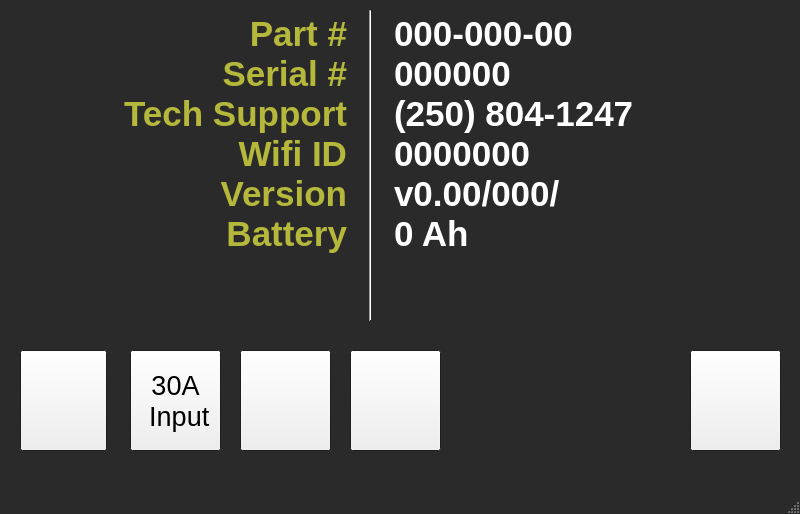
mark-c-paul/pi-gui, file mainwindow.ui: the form before one commit.
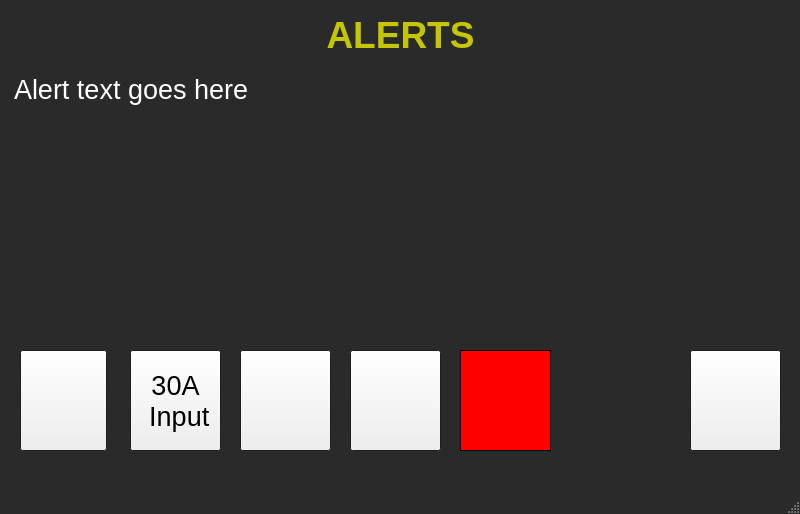
The form after the commit. Icons and pictures are not drawn.

The edit to the form file:
```diff
--- a/mainwindow.ui
+++ b/mainwindow.ui
@@ -367,7 +367,7 @@
      </rect>
     </property>
     <property name="currentIndex">
-     <number>2</number>
+     <number>7</number>
     </property>
     <widget class="QWidget" name="page_1">
      <widget class="QTextEdit" name="timeValue">
@@ -1109,6 +1109,84 @@
      </widget>
     </widget>
     <widget class="QWidget" name="page_6"/>
+    <widget class="QWidget" name="page_7">
+     <widget class="QTextEdit" name="textEdit_3">
+      <property name="enabled">
+       <bool>false</bool>
+      </property>
+      <property name="geometry">
+       <rect>
+        <x>10</x>
+        <y>10</y>
+        <width>781</width>
+        <height>61</height>
+       </rect>
+      </property>
+      <property name="frameShape">
+       <enum>QFrame::NoFrame</enum>
+      </property>
+      <property name="html">
+       <string>&lt;!DOCTYPE HTML PUBLIC &quot;-//W3C//DTD HTML 4.0//EN&quot; &quot;http://www.w3.org/TR/REC-html40/strict.dtd&quot;&gt;
+&lt;html&gt;&lt;head&gt;&lt;meta name=&quot;qrichtext&quot; content=&quot;1&quot; /&gt;&lt;style type=&quot;text/css&quot;&gt;
+p, li { white-space: pre-wrap; }
+&lt;/style&gt;&lt;/head&gt;&lt;body style=&quot; font-family:'MS Shell Dlg 2'; font-size:8.25pt; font-weight:400; font-style:normal;&quot;&gt;
+&lt;p align=&quot;center&quot; style=&quot; margin-top:0px; margin-bottom:0px; margin-left:0px; margin-right:0px; -qt-block-indent:0; text-indent:0px;&quot;&gt;&lt;span style=&quot; font-size:28pt; font-weight:600; color:#c6c600;&quot;&gt;ALERTS&lt;/span&gt;&lt;/p&gt;&lt;/body&gt;&lt;/html&gt;</string>
+      </property>
+     </widget>
+     <widget class="QTextEdit" name="textEdit_4">
+      <property name="enabled">
+       <bool>false</bool>
+      </property>
+      <property name="geometry">
+       <rect>
+        <x>10</x>
+        <y>70</y>
+        <width>781</width>
+        <height>261</height>
+       </rect>
+      </property>
+      <property name="frameShape">
+       <enum>QFrame::NoFrame</enum>
+      </property>
+      <property name="html">
+       <string>&lt;!DOCTYPE HTML PUBLIC &quot;-//W3C//DTD HTML 4.0//EN&quot; &quot;http://www.w3.org/TR/REC-html40/strict.dtd&quot;&gt;
+&lt;html&gt;&lt;head&gt;&lt;meta name=&quot;qrichtext&quot; content=&quot;1&quot; /&gt;&lt;style type=&quot;text/css&quot;&gt;
+p, li { white-space: pre-wrap; }
+&lt;/style&gt;&lt;/head&gt;&lt;body style=&quot; font-family:'MS Shell Dlg 2'; font-size:8.25pt; font-weight:400; font-style:normal;&quot;&gt;
+&lt;p style=&quot; margin-top:0px; margin-bottom:0px; margin-left:0px; margin-right:0px; -qt-block-indent:0; text-indent:0px;&quot;&gt;&lt;span style=&quot; font-family:'Segoe UI'; font-size:20pt; color:#ffffff;&quot;&gt;Alert text goes here&lt;/span&gt;&lt;/p&gt;&lt;/body&gt;&lt;/html&gt;</string>
+      </property>
+     </widget>
+    </widget>
+   </widget>
+   <widget class="QPushButton" name="warningButton">
+    <property name="geometry">
+     <rect>
+      <x>460</x>
+      <y>350</y>
+      <width>91</width>
+      <height>101</height>
+     </rect>
+    </property>
+    <property name="styleSheet">
+     <string notr="true">#warningButton {
+border: 1px solid black;
+background-color: red;
+font: 36px;
+}</string>
+    </property>
+    <property name="text">
+     <string/>
+    </property>
+    <property name="icon">
+     <iconset>
+      <normaloff>../icons/warning.png</normaloff>../icons/warning.png</iconset>
+    </property>
+    <property name="iconSize">
+     <size>
+      <width>80</width>
+      <height>80</height>
+     </size>
+    </property>
    </widget>
   </widget>
   <widget class="QMenuBar" name="menubar">
```
